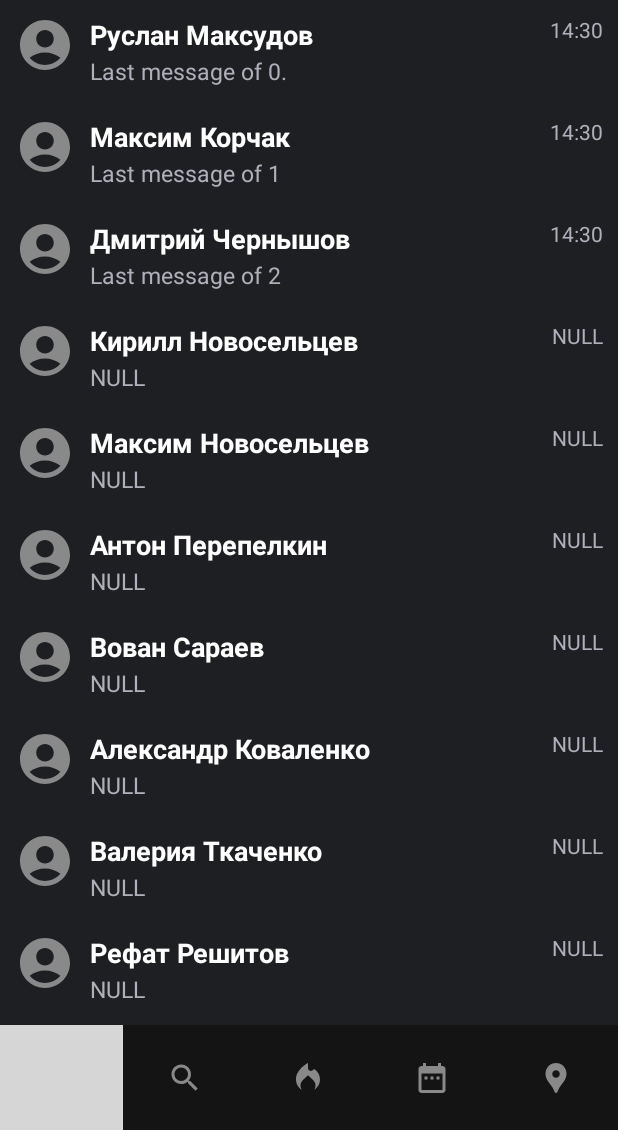
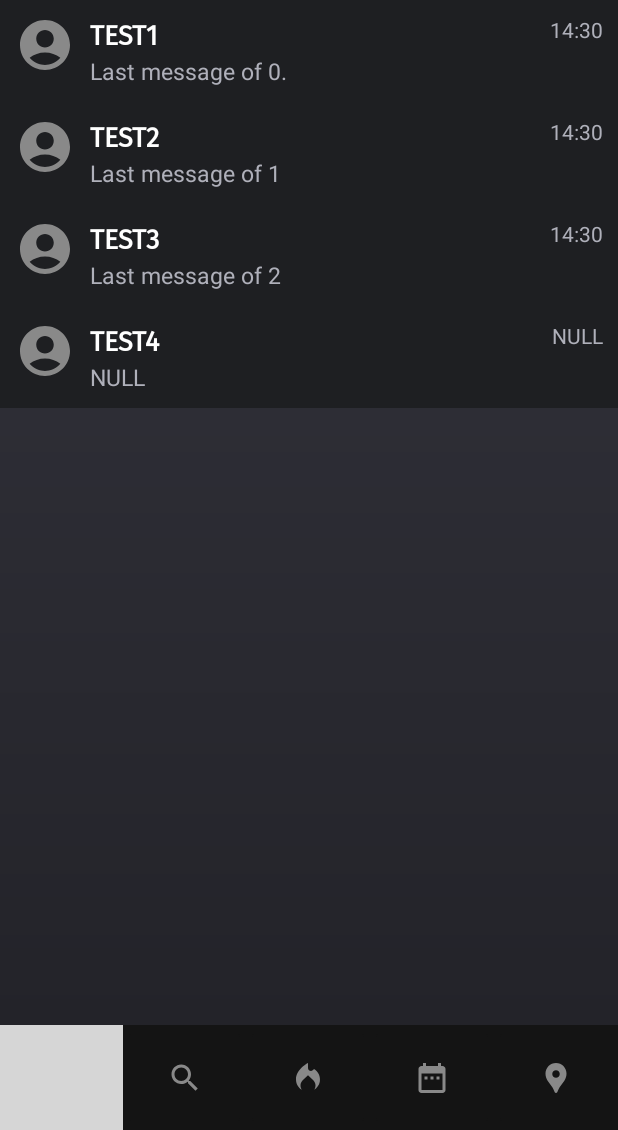
Before and after one commit to Svomix/MeetyourMatch, an Android app: the screen it shows after launch (MainScreenActivity), after a tap on "Войти при помощи VK ID", on a phone screen of 412 x 824 dp, the part 106-1236 px from its top. Run offline under Robolectric (Android 15) with nearby library versions, the light colour scheme and no system bars; network calls fail; Roboto replaces fonts that are not available here; grey boxes are pictures that could not be loaded.

Commit message:
Little refucktoring

```diff
--- a/android/app/src/main/java/com/javanostra/meetyourmatch/activity/MainActivity.java
+++ b/android/app/src/main/java/com/javanostra/meetyourmatch/activity/MainActivity.java
@@ -1,10 +1,8 @@
 package com.javanostra.meetyourmatch.activity;
 
 import android.content.Intent;
-import android.content.SharedPreferences;
 import android.os.Bundle;
 
-import androidx.activity.EdgeToEdge;
 import androidx.appcompat.app.AppCompatActivity;
 
 import com.javanostra.meetyourmatch.persistance.cookie.CookieManager;
@@ -18,13 +16,13 @@ public class MainActivity extends AppCompatActivity {
         CookieManager cookieManager = new CookieManager(this);
         String token = cookieManager.getCookie();
 
+        Intent intent;
         if (token != null && !token.isEmpty()) {
-            Intent intent = new Intent(MainActivity.this, MainScreenActivity.class);
-            startActivity(intent);
+            intent = new Intent(MainActivity.this, MainScreenActivity.class);
         } else {
-            Intent intent = new Intent(MainActivity.this, LoginActivity.class);
-            startActivity(intent);
+            intent = new Intent(MainActivity.this, LoginActivity.class);
         }
+        startActivity(intent);
 
         finish();
     }
--- a/android/app/src/main/java/com/javanostra/meetyourmatch/activity/MainScreenActivity.java
+++ b/android/app/src/main/java/com/javanostra/meetyourmatch/activity/MainScreenActivity.java
@@ -17,7 +17,6 @@ import com.javanostra.meetyourmatch.fragment.EventSearchFragment;
 import com.javanostra.meetyourmatch.fragment.MapFragment;
 import com.javanostra.meetyourmatch.fragment.RecomendationsFragment;
 
-import java.util.ArrayList;
 
 public class MainScreenActivity extends AppCompatActivity implements RecomendationsFragment.OnRecommendationsInteractionListener, FragmentManager.OnBackStackChangedListener {
 
--- a/android/app/src/main/java/com/javanostra/meetyourmatch/fragment/ChatFragment.java
+++ b/android/app/src/main/java/com/javanostra/meetyourmatch/fragment/ChatFragment.java
@@ -23,19 +23,10 @@ public class ChatFragment extends Fragment implements ChatRecyclerViewInterface
 
 
     public static final List<User> users = List.of(
-            new User("Руслан Максудов", "fish@lang.com", "Password"),
-            new User("Максим Корчак", "fish@lang.com", "Password"),
-            new User("Дмитрий Чернышов", "fish@lang.com", "Password"),
-            new User("Кирилл Новосельцев", "fish@lang.com", "Password"),
-            new User("Максим Новосельцев", "fish@lang.com", "Password"),
-            new User("Антон Перепелкин", "fish@lang.com", "Password"),
-            new User("Вован Сараев", "fish@lang.com", "Password"),
-            new User("Александр Коваленко", "fish@lang.com", "Password"),
-            new User("Валерия Ткаченко", "fish@lang.com", "Password"),
-            new User("Рефат Решитов", "fish@lang.com", "Password"),
-            new User("Рамазан Шихларов", "fish@lang.com", "Password"),
-            new User("Рычка Игорь", "fish@lang.com", "Password"),
-            new User("Рабош Никита", "fish@lang.com", "Password")
+            new User("TEST1", "fish@lang.com", "Password"),
+            new User("TEST2", "fish@lang.com", "Password"),
+            new User("TEST3", "fish@lang.com", "Password"),
+            new User("TEST4", "fish@lang.com", "Password")
     );
 
     @Nullable
--- a/android/app/src/main/res/values/strings.xml
+++ b/android/app/src/main/res/values/strings.xml
@@ -16,6 +16,10 @@
     <string name="vkidSignin">Войти при помощи VK ID</string>
     <string name="hintUsername">Имя пользователя</string>
     <string name="hintPassword">Пароль</string>
+    <string name="successfulLogin">Успешный вход</string>
+    <string name="invalidLogin">Неверный логин или пароль</string>
+    <string name="connectionError">Ошибка соединения: </string>
+    <string name="policy">Я прочитал и согласен с Условиями пользования и Политикой приватности</string>
     <!--  TODO: Remove or change this placeholder text  -->
     <string name="hello_blank_fragment">Hello blank fragment</string>
 </resources>
```
Also changed, not shown: android/app/src/main/java/com/javanostra/meetyourmatch/activity/InterestSelectionActivity.java (+7 -17 lines), android/app/src/main/java/com/javanostra/meetyourmatch/activity/LoginActivity.java (+6 -7 lines), android/app/src/main/java/com/javanostra/meetyourmatch/activity/RegistrationActivity.java (+13 -15 lines), android/app/src/main/java/com/javanostra/meetyourmatch/activity/RegistrationActivity2.java (+4 -7 lines).
